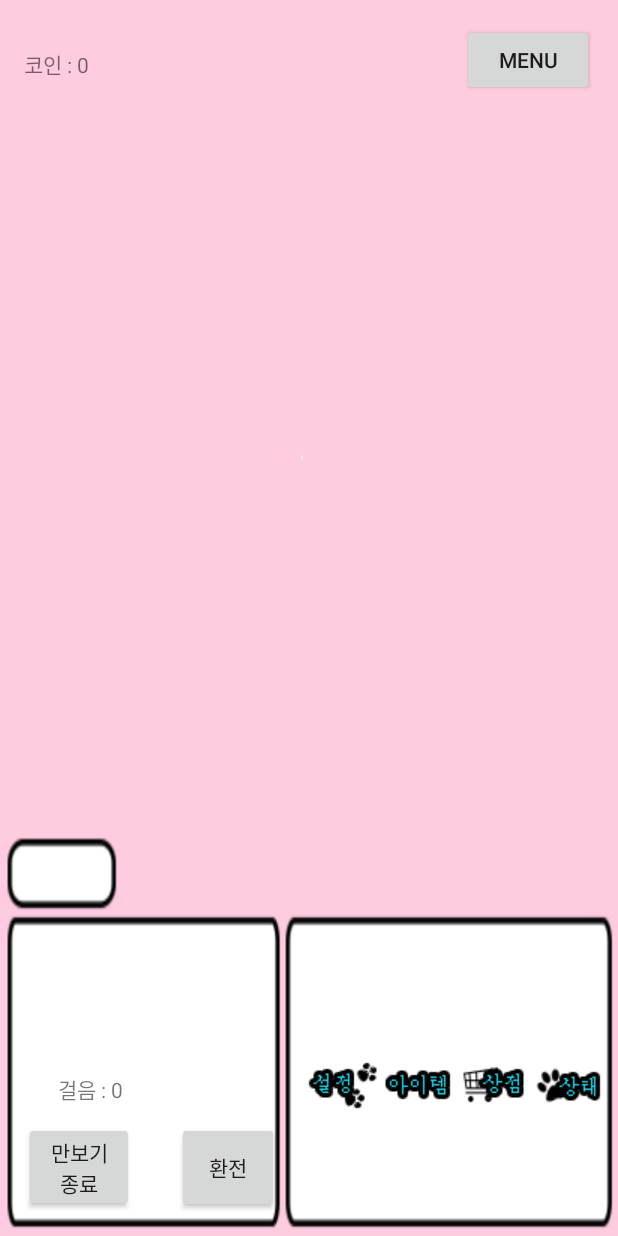
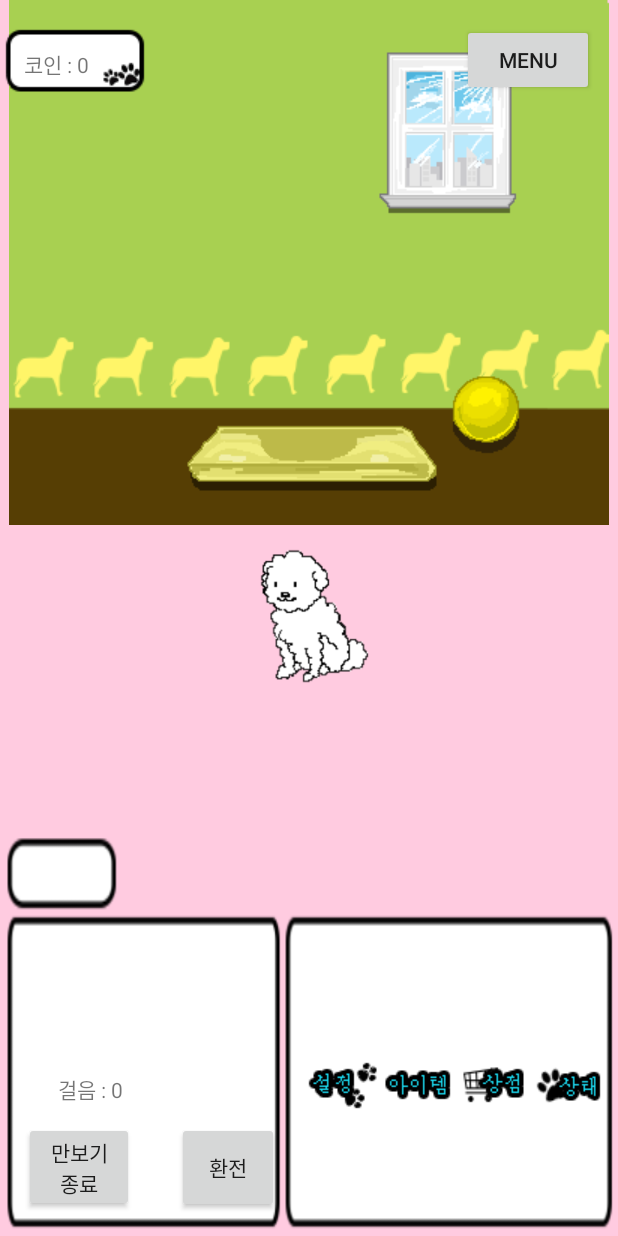
Before and after one commit to flat5u29/manbogi, an Android app: the screen it shows after launch (MainActivity), on a phone screen of 412 x 824 dp. Run offline under Robolectric (Android 15) with nearby library versions, the phone set to English and light mode, and no system bars.

Commit message:
이미지뷰 나오도록 수정. 보리보임

```diff
--- a/app/src/main/res/layout/activity_main.xml
+++ b/app/src/main/res/layout/activity_main.xml
@@ -15,7 +15,7 @@
         app:layout_constraintEnd_toEndOf="parent"
         app:layout_constraintStart_toStartOf="parent"
         app:layout_constraintTop_toTopOf="parent"
-        app:srcCompat="@drawable/wall" />
+        android:src="@drawable/wall" />
 
     <ImageView
         android:id="@+id/imageView"
@@ -27,7 +27,7 @@
         app:layout_constraintEnd_toEndOf="parent"
         app:layout_constraintStart_toStartOf="parent"
         app:layout_constraintTop_toTopOf="@+id/cointxt"
-        app:srcCompat="@drawable/dog" />
+        android:src="@drawable/dog" />
 
     <ImageView
         android:id="@+id/imageView2"
@@ -37,7 +37,7 @@
         android:visibility="visible"
         app:layout_constraintStart_toStartOf="parent"
         app:layout_constraintTop_toTopOf="parent"
-        app:srcCompat="@drawable/tag" />
+        android:src="@drawable/tag" />
 
     <TextView
         android:id="@+id/cointxt"
```
